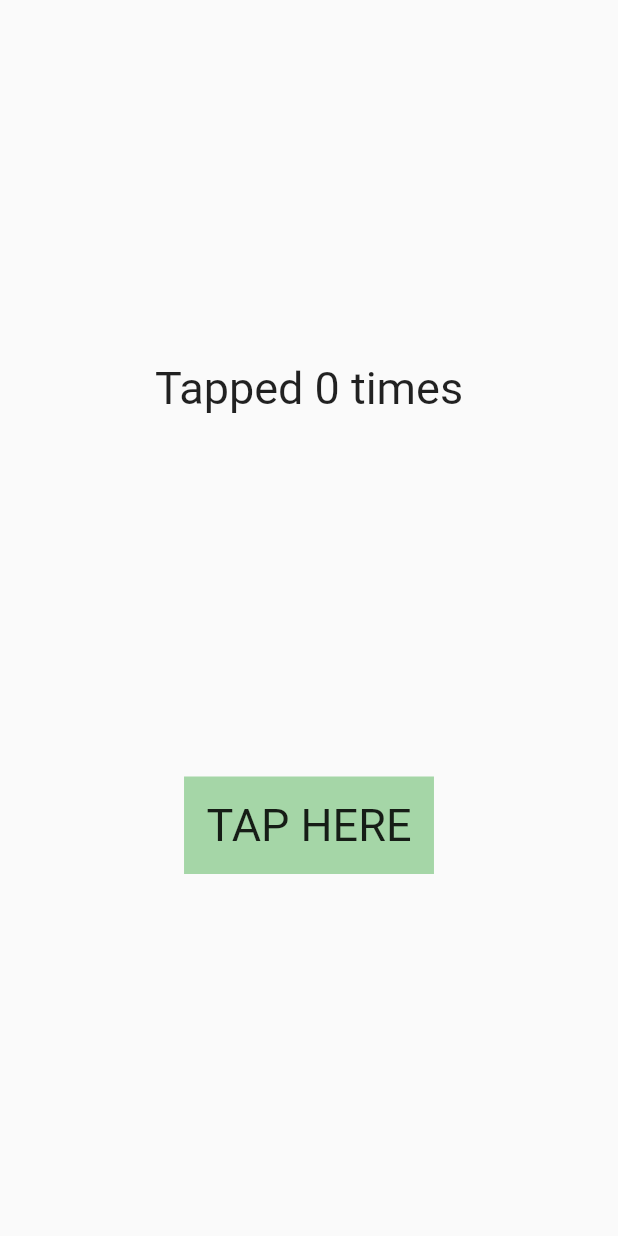
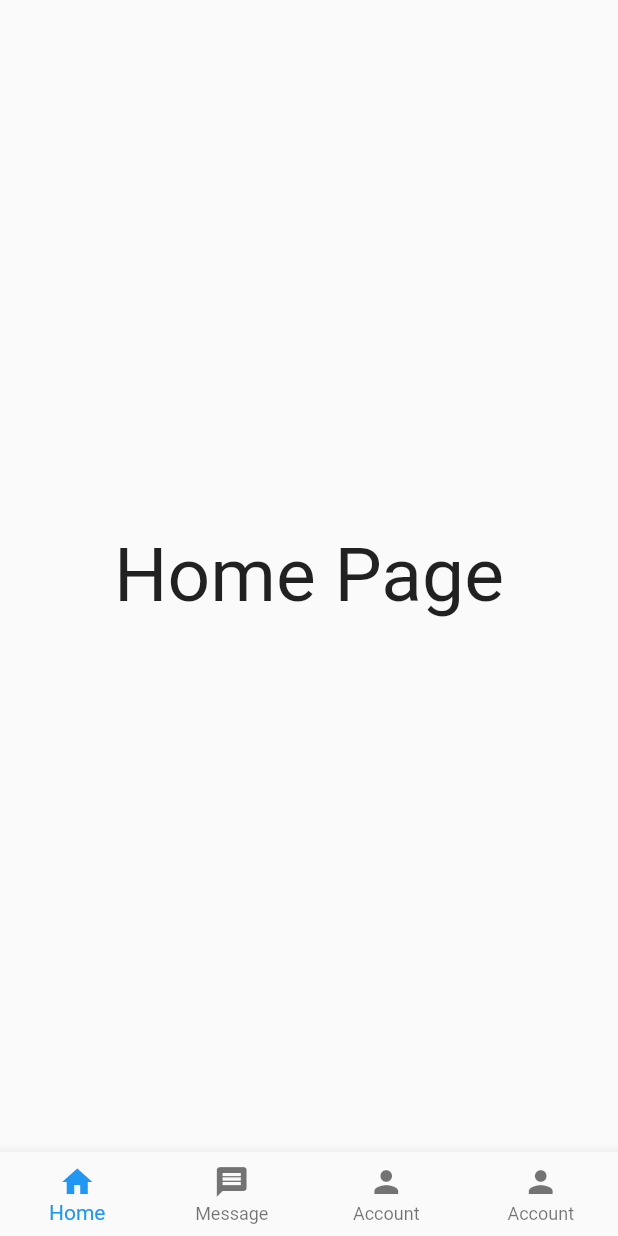
Before and after one commit to YamamotoDesu/WidgetOfKyo, a Flutter app: the screen it shows after launch, on a phone screen of 412 x 824 dp. Run offline on Flutter 3.47's test engine with Material 2 defaults, Android fonts, the phone set to English and light mode, and no system bars.

Commit message:
BOTTOM NAV BAR • Flutter Widget of the Day #09

```diff
--- /dev/null
+++ b/lib/9_bottom_nav_bar/bottom_nav_bar.dart
@@ -0,0 +1,62 @@
+import 'package:flutter/material.dart';
+import 'package:flutter/src/widgets/framework.dart';
+import 'package:flutter/src/widgets/placeholder.dart';
+import 'package:widget_of_the_kyo/9_bottom_nav_bar/pages/account.dart';
+import 'package:widget_of_the_kyo/9_bottom_nav_bar/pages/home.dart';
+import 'package:widget_of_the_kyo/9_bottom_nav_bar/pages/message.dart';
+import 'package:widget_of_the_kyo/9_bottom_nav_bar/pages/settings.dart';
+
+class HomePage9 extends StatefulWidget {
+  const HomePage9({super.key});
+
+  @override
+  State<HomePage9> createState() => _HomePage9State();
+}
+
+class _HomePage9State extends State<HomePage9> {
+
+  int _currentIndex = 0;
+
+  void _navigateBottomBar(int index) {
+    setState(() {
+      _currentIndex = index;
+    });
+  }
+
+  final List<Widget> _pages = [
+    UserHome(),
+    UserMessage(),
+    UserSettings(),
+    UserAccount(),
+  ];
+
+  @override
+  Widget build(BuildContext context) {
+    return Scaffold(
+      body: _pages[_currentIndex],
+      bottomNavigationBar: BottomNavigationBar(
+        currentIndex: _currentIndex,
+        onTap: _navigateBottomBar,
+        type: BottomNavigationBarType.fixed,
+        items: [
+          BottomNavigationBarItem(
+            icon: Icon(Icons.home),
+            label: 'Home',
+          ),
+          BottomNavigationBarItem(
+            icon: Icon(Icons.message),
+            label: 'Message',
+          ),
+          BottomNavigationBarItem(
+            icon: Icon(Icons.person),
+            label: 'Account',
+          ),
+          BottomNavigationBarItem(
+            icon: Icon(Icons.person),
+            label: 'Account',
+          ),
+        ],
+      ),
+    );
+  }
+}
--- /dev/null
+++ b/lib/9_bottom_nav_bar/pages/home.dart
@@ -0,0 +1,14 @@
+import 'package:flutter/material.dart';
+
+class UserHome extends StatelessWidget {
+
+  @override
+  Widget build(BuildContext context) {
+    return Center(
+      child: Text(
+        'Home Page',
+        style: TextStyle(fontSize: 50),
+      ),
+    );
+  }
+}
--- a/lib/main.dart
+++ b/lib/main.dart
@@ -1,5 +1,5 @@
 import 'package:flutter/material.dart';
-import 'package:widget_of_the_kyo/8_gesture_detector/gesture_detector.dart';
+import 'package:widget_of_the_kyo/9_bottom_nav_bar/bottom_nav_bar.dart';
 
 void main() {
   runApp(const MyApp());
@@ -16,7 +16,7 @@ class MyApp extends StatelessWidget {
       theme: ThemeData(
         primarySwatch: Colors.blue,
       ),
-      home: HomePage8(),
+      home: HomePage9(),
     );
   }
 }
```
Also changed, not shown: lib/9_bottom_nav_bar/pages/account.dart (added, +14 -0 lines), lib/9_bottom_nav_bar/pages/message.dart (added, +14 -0 lines), lib/9_bottom_nav_bar/pages/settings.dart (added, +14 -0 lines).
